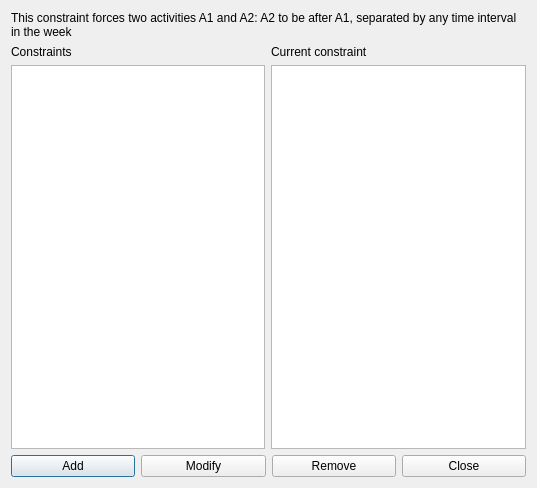
Before: the Qt Designer form src/interface/constrainttwoactivitiesorderedform_template.ui in karandit/fet, drawn with Qt 5.
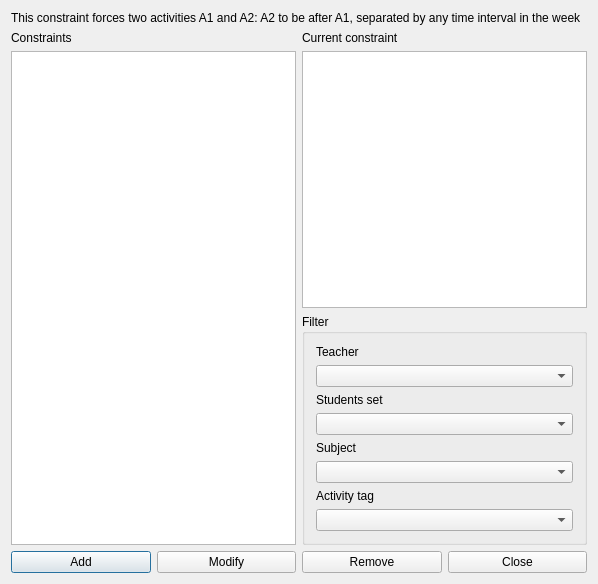
After: the same form once the commit is applied.

The edit to the form file:
```diff
--- a/src/interface/constrainttwoactivitiesorderedform_template.ui
+++ b/src/interface/constrainttwoactivitiesorderedform_template.ui
@@ -6,14 +6,14 @@
    <rect>
     <x>0</x>
     <y>0</y>
-    <width>537</width>
-    <height>488</height>
+    <width>598</width>
+    <height>584</height>
    </rect>
   </property>
   <property name="windowTitle">
    <string extracomment="This is the title of the dialog in which you see the list of all constraints of this type">Constraints two activies ordered</string>
   </property>
-  <layout class="QGridLayout" name="gridLayout">
+  <layout class="QGridLayout" name="gridLayout_2">
    <item row="0" column="0" colspan="2">
     <widget class="QLabel" name="textLabel1">
      <property name="sizePolicy">
@@ -68,6 +68,67 @@
      <item>
       <widget class="QPlainTextEdit" name="currentConstraintTextEdit"/>
      </item>
+     <item>
+      <widget class="QGroupBox" name="filterGroupBox_2">
+       <property name="title">
+        <string>Filter</string>
+       </property>
+       <layout class="QGridLayout" name="gridLayout">
+        <item row="0" column="0">
+         <widget class="QLabel" name="teachersTextLabel">
+          <property name="text">
+           <string>Teacher</string>
+          </property>
+          <property name="wordWrap">
+           <bool>false</bool>
+          </property>
+         </widget>
+        </item>
+        <item row="1" column="0">
+         <widget class="QComboBox" name="teachersComboBox"/>
+        </item>
+        <item row="2" column="0">
+         <widget class="QLabel" name="studentsTextLabel">
+          <property name="text">
+           <string>Students set</string>
+          </property>
+          <property name="wordWrap">
+           <bool>false</bool>
+          </property>
+         </widget>
+        </item>
+        <item row="3" column="0">
+         <widget class="QComboBox" name="studentsComboBox"/>
+        </item>
+        <item row="4" column="0">
+         <widget class="QLabel" name="subjectsTextLabel">
+          <property name="text">
+           <string>Subject</string>
+          </property>
+          <property name="wordWrap">
+           <bool>false</bool>
+          </property>
+         </widget>
+        </item>
+        <item row="5" column="0">
+         <widget class="QComboBox" name="subjectsComboBox"/>
+        </item>
+        <item row="6" column="0">
+         <widget class="QLabel" name="activityTagsTextLabel">
+          <property name="text">
+           <string>Activity tag</string>
+          </property>
+          <property name="wordWrap">
+           <bool>false</bool>
+          </property>
+         </widget>
+        </item>
+        <item row="7" column="0">
+         <widget class="QComboBox" name="activityTagsComboBox"/>
+        </item>
+       </layout>
+      </widget>
+     </item>
     </layout>
    </item>
    <item row="2" column="0" colspan="2">
```
